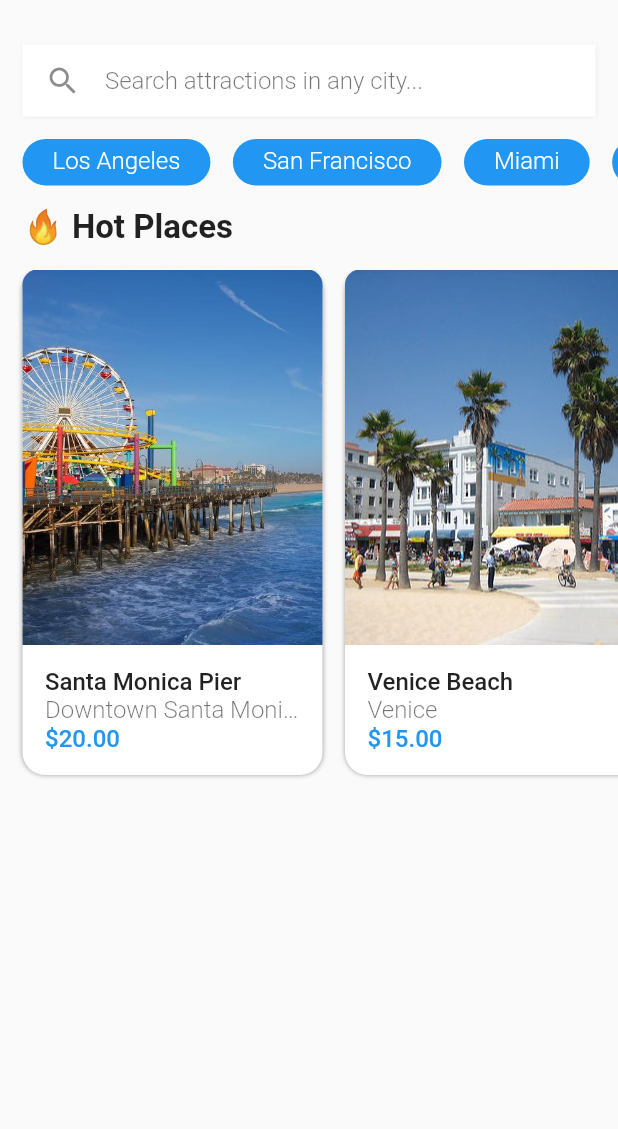
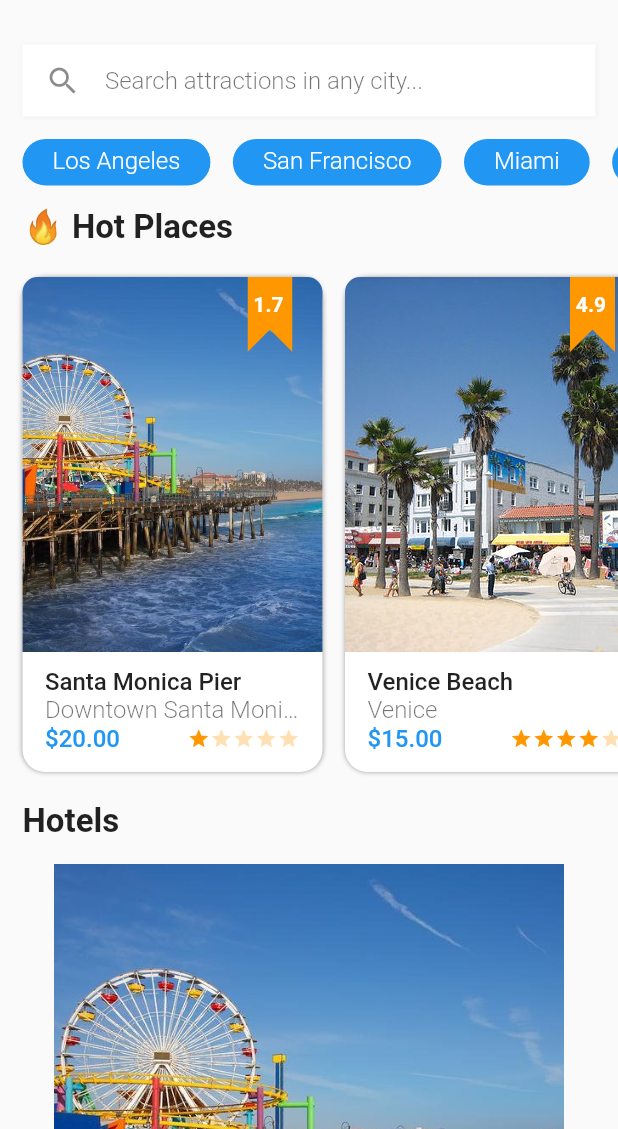
Before and after one commit to costvin15/flutter_travel, a Flutter app: the screen it shows after launch, on a phone screen of 412 x 824 dp, the part 107-1236 px from its top. Run offline on Flutter 3.47's test engine with Material 2 defaults, Android fonts, the phone set to English and light mode, and no system bars.

Commit message:
feature(hot-places): Hot places home section implemented

```diff
--- a/lib/routes/home/index.dart
+++ b/lib/routes/home/index.dart
@@ -25,6 +25,11 @@ class Home extends StatelessWidget {
                 child: CitiesListHeader(text: '🔥 Hot Places'),
               ),
               CitiesList(),
+              Padding(
+                padding: EdgeInsets.all(15.0),
+                child: CitiesListHeader(text: 'Hotels'),
+              ),
+              CitiesList().hotels()
             ],
           ),
         ),
--- /dev/null
+++ b/lib/widgets/citiescard.dart
@@ -0,0 +1,193 @@
+import 'package:flutter/material.dart';
+import 'package:intl/intl.dart' as intl;
+
+class _CitiesCardStars extends StatelessWidget {
+  final double score;
+
+  _CitiesCardStars({
+    Key key,
+    @required this.score
+  });
+
+  @override
+  Widget build(BuildContext context) {
+    return Row(
+      children: <Widget>[
+        Row(
+          children: List.generate(score.floorToDouble().toInt(), (i) => Icon(Icons.star, color: Colors.orange, size: 15.0)),
+        ),
+        Row(
+          children: List.generate(5 - score.floorToDouble().toInt(), (i) => Icon(Icons.star, color: Colors.orange.withOpacity(.3), size: 15.0)),
+        )
+      ]
+    );
+  }
+}
+
+class _CitiesCardScoreClipper extends CustomClipper<Path> {
+  final double height, width;
+
+  _CitiesCardScoreClipper({
+    Key key,
+    @required this.width,
+    @required this.height
+  });
+
+  @override
+  Path getClip(Size size) {
+    final clipper = Path()
+      ..moveTo(0, 0)
+      ..lineTo(this.width, 0)
+      ..lineTo(this.width, this.height)
+      ..lineTo(this.width / 2, this.height - (this.width / 2))
+      ..lineTo(0, this.height)
+      ..close();
+    return clipper;
+  }
+
+  @override
+  bool shouldReclip(CustomClipper<Path> oldClipper) {
+    return false;
+  }
+}
+
+class _CitiesCardScorePainter extends CustomPainter {
+  final double width, height;
+
+  _CitiesCardScorePainter({
+    Key key,
+    @required this.width,
+    @required this.height,
+  });
+
+  @override
+  void paint(Canvas canvas, Size size) {
+    final double left = 0.0;
+    final double right = this.width;
+    final double top = 0.0;
+    final double bottom = this.height;
+
+    final rect = Rect.fromLTRB(left, top, right, bottom);
+    final paintRect = Paint()
+      ..color = Colors.orange
+      ..style = PaintingStyle.fill;
+    canvas.drawRect(rect, paintRect);
+  }
+
+  @override
+  bool shouldRepaint(CustomPainter oldDelegate) {
+    return false;
+  }
+}
+
+class _CitiesCardScore extends StatelessWidget {
+  final double score;
+
+  _CitiesCardScore({
+    Key key,
+    this.score
+  });
+
+  @override
+  Widget build(BuildContext context) {
+    return Positioned(
+      left: 150,
+      child: ClipPath(
+        clipper: _CitiesCardScoreClipper(width: 30, height: 50),
+        child: CustomPaint(
+          painter: _CitiesCardScorePainter(width: 30, height: 50),
+          child: Padding(
+            padding: EdgeInsets.only(left: 3.9, top: 10.0),
+            child: Text(
+              '${this.score}',
+              style: TextStyle(
+                fontSize: 14.0,
+                color: Colors.white,
+              ),
+            ),
+          )
+        )
+      ),
+    );
+  }
+}
+
+class CitiesCard extends StatelessWidget {
+  final String title, description, image;
+  final int price;
+  final double score;
+
+  CitiesCard({
+    Key key,
+    @required this.title,
+    @required this.description,
+    @required this.image,
+    @required this.price,
+    @required this.score
+  });
+
+  @override
+  Widget build(BuildContext context) {
+    final currencyFormat = intl.NumberFormat.compactSimpleCurrency();
+
+    return Container(
+      decoration: BoxDecoration(
+        color: Colors.white,
+        boxShadow: [
+          BoxShadow(color: Colors.grey, blurRadius: 2.0)
+        ],
+        borderRadius: BorderRadius.circular(15.0)
+      ),
+      child: ClipRRect(
+        borderRadius: BorderRadius.circular(10.0),
+        child: Container(
+          width: 200,
+          child: Column(
+            children: <Widget>[
+              Stack(
+                children: <Widget>[
+                  Container(
+                    width: 200,
+                    height: 250,
+                    child: FittedBox(
+                      fit: BoxFit.cover,
+                      child: Image.asset(this.image)
+                    ),
+                  ),
+                  _CitiesCardScore(score: this.score)
+                ],
+              ),
+              Container(
+                alignment: Alignment.topLeft,
+                padding: EdgeInsets.only(left: 15.0, right: 15.0, top: 10.0, bottom: 5.0),
+                child: Column(
+                  crossAxisAlignment: CrossAxisAlignment.start,
+                  children: <Widget>[
+                    Text(this.title, style: Theme.of(context).textTheme.title, overflow: TextOverflow.ellipsis),
+                    Text(this.description, style: Theme.of(context).textTheme.caption, overflow: TextOverflow.ellipsis),
+                    Row(
+                      mainAxisAlignment: MainAxisAlignment.spaceBetween,
+                      children: <Widget> [
+                        Text(currencyFormat.format(this.price), style: Theme.of(context).textTheme.title.apply(color: Colors.blue)),
+                        _CitiesCardStars(score: this.score)
+                      ]
+                    )
+                  ],
+                ),
+              )
+            ],
+          ),
+        ),
+      ),
+    );
+  }
+
+  static Widget compact({
+    @required String title,
+    @required String image
+  }){
+    return Container(
+      child: Image.asset(image),
+    );
+  }
+}
--- a/lib/widgets/citieslist.dart
+++ b/lib/widgets/citieslist.dart
@@ -1,10 +1,13 @@
 import 'package:flutter/material.dart';
-import 'package:intl/intl.dart';
+import 'package:travel/widgets/citiescard.dart';
 
 class CitiesListHeader extends StatelessWidget {
   final String text;
 
-  CitiesListHeader({Key key, this.text});
+  CitiesListHeader({
+    Key key,
+    @required this.text
+  });
 
   @override
   Widget build(BuildContext context) {
@@ -19,11 +22,11 @@ class CitiesListHeader extends StatelessWidget {
 }
 
 class CitiesList extends StatelessWidget {
-  final cities = [
+  final hotPlacesData = [
     {
       'title': 'Santa Monica Pier',
       'description': 'Downtown Santa Monica',
-      'score': 4.7,
+      'score': 1.7,
       'price': 20,
       'image': 'assets/santa-monica-pier.jpg'
     },
@@ -50,70 +53,62 @@ class CitiesList extends StatelessWidget {
     }
   ];
 
+  List<Map<String, String>> hotelsData = [
+    {
+      'title': 'Santa Blue',
+      'image': 'assets/santa-monica-pier.jpg'
+    }
+  ];
+
   @override
   Widget build(BuildContext context) {
-    final currencyFormat = NumberFormat.compactSimpleCurrency();
-
     return Container(
       constraints: BoxConstraints(
         minHeight: 330,
-        maxHeight: 352
+        maxHeight: 340
       ),
       child: ListView.builder(
         shrinkWrap: true,
-        itemCount: cities.length,
+        itemCount: hotPlacesData.length,
         scrollDirection: Axis.horizontal,
         itemBuilder: (context, index){
           return Container(
-            margin: EdgeInsets.only(
+            padding: EdgeInsets.only(
+              top: 5.0,
+              bottom: 5.0,
               left: 15.0,
-              right: index + 1 == cities.length ? 15 : 0,
-              bottom: 15.0
+              right: index + 1 == hotPlacesData.length ? 15 : 0
             ),
-            decoration: BoxDecoration(
-              color: Colors.white,
-              boxShadow: [
-                BoxShadow(color: Colors.grey, blurRadius: 2.0)
-              ],
-              borderRadius: BorderRadius.circular(15.0)
-            ),
-            child: ClipRRect(
-              borderRadius: BorderRadius.circular(10.0),
-              child: Container(
-                width: 200,
-                child: Column(
-                  children: <Widget>[
-                    Container(
-                      width: 200,
-                      height: 250,
-                      child: FittedBox(
-                        fit: BoxFit.cover,
-                        child: Image.asset(cities[index]['image'])
-                      ),
-                    ),
-                    Container(
-                      alignment: Alignment.topLeft,
-                      padding: EdgeInsets.all(15.0),
-                      child: Column(
-                        crossAxisAlignment: CrossAxisAlignment.start,
-                        children: <Widget>[
-                          Text(cities[index]['title'], style: Theme.of(context).textTheme.title, overflow: TextOverflow.ellipsis),
-                          Text(cities[index]['description'], style: Theme.of(context).textTheme.caption, overflow: TextOverflow.ellipsis),
-                          Row(
-                            children: <Widget>[
-                              Text(currencyFormat.format(cities[index]['price']), style: Theme.of(context).textTheme.title.apply(color: Colors.blue))
-                            ],
-                          )
-                        ],
-                      ),
-                    )
-                  ],
-                ),
-              ),
+            child: CitiesCard(
+              title: hotPlacesData[index]['title'],
+              description: hotPlacesData[index]['description'],
+              image: hotPlacesData[index]['image'],
+              price: hotPlacesData[index]['price'],
+              score: hotPlacesData[index]['score'],
             ),
           );
         },
       ),
     );
   }
+
+  Widget hotels(){
+    return Container(
+      constraints: BoxConstraints(
+        minHeight: 330,
+        maxHeight: 340
+      ),
+      child: ListView.builder(
+        shrinkWrap: true,
+        itemCount: hotelsData.length,
+        scrollDirection: Axis.horizontal,
+        itemBuilder: (context, index){
+          return CitiesCard.compact(
+            title: hotelsData[index]['title'],
+            image: hotelsData[index]['image']
+          );
+        },
+      ),
+    );
+  }
 }
```
